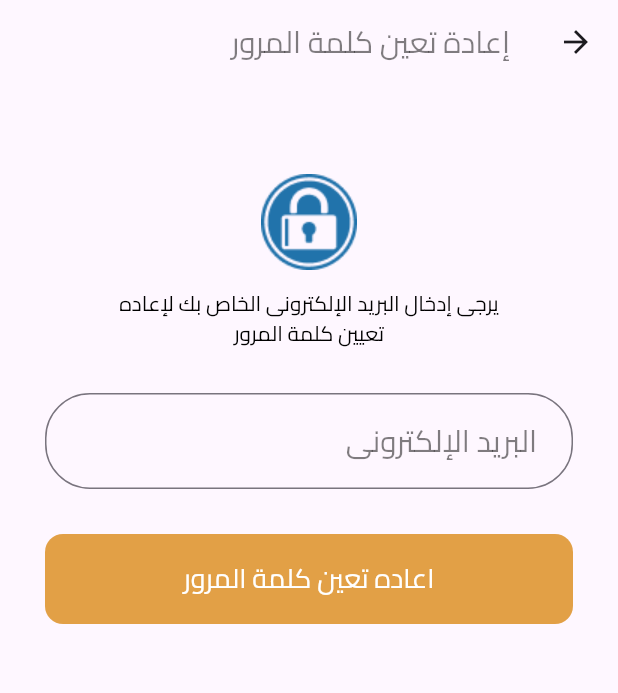
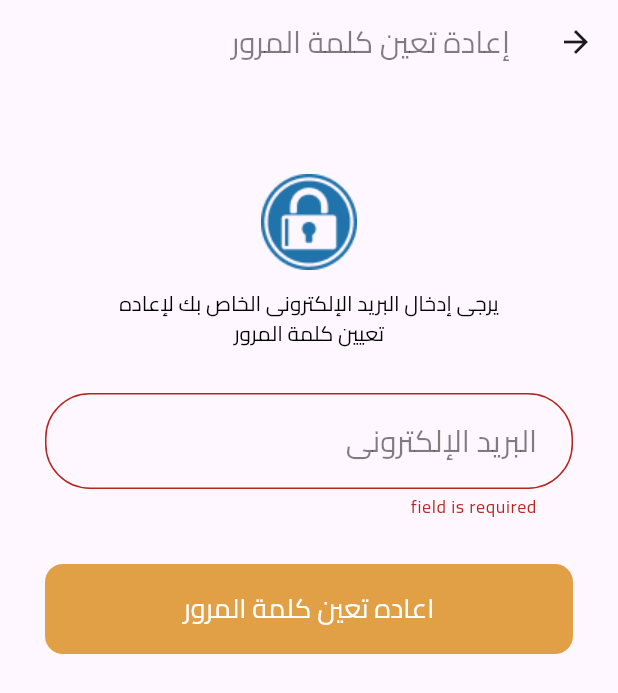
Before and after one commit to Abdelrazek-m/Aoun_donating, a Flutter app: the ForgetPasswordView screen opened by its route, after a tap on "اعاده تعين كلمة المرور", on a phone screen of 412 x 824 dp. Shown: the top 693 px of the screen. Run offline on Flutter 3.47's test engine with Material 3 defaults, Android fonts, the light colour scheme and no system bars; our stand-ins replace flutter_native_splash, flutter_onboarding_slider, flutter_otp_text_field, gap, shared_preferences; accounts and stored records are empty; project files that could hold a hidden picture were left out.

Commit message:
Add new OTP verification view and update router names
- Added a new OTP verification view for password reset process
- Updated router names to include the new OTP verification view
- Updated dependencies to include flutter_otp_text_field package

```diff
--- a/lib/core/constants/colors.dart
+++ b/lib/core/constants/colors.dart
@@ -6,4 +6,5 @@ class MyColors {
   static Color cSecondaryColor = Colors.white;
   static Color cGouldColor = const Color(0xFFE2A046);
   static Color cGrayColor = const Color(0xFFD9D9D9);
+  static Color cGrayColor2 = const Color(0xffF0F5FA);
 }
--- a/lib/core/routes/app_router.dart
+++ b/lib/core/routes/app_router.dart
@@ -1,3 +1,4 @@
+import '../../features/auth/presentation/views/verify_otp.dart';
 import '/features/auth/presentation/views/forget_password_view.dart';
 import '/features/auth/presentation/views/login_view.dart';
 import '/features/auth/presentation/views/signup_view.dart';
@@ -10,5 +11,6 @@ abstract class AppRouter {
     RouterNames.rLoginView: (context) => const LoginView(),
     RouterNames.rSignUpView: (context) => const SignUpView(),
     RouterNames.rForgetPasswordView: (context) => const ForgetPasswordView(),
+    RouterNames.rVerifyOTPView: (context) => const VerifyOTPView(),
   };
 }
--- a/lib/core/routes/routers_names.dart
+++ b/lib/core/routes/routers_names.dart
@@ -3,4 +3,5 @@ abstract class RouterNames {
   static const rLoginView = '/loginView';
   static const rSignUpView = '/signUpView';
   static const rForgetPasswordView = '/forgetPasswordView';
+  static const rVerifyOTPView = '/verifyOTPView';
 }
--- a/lib/features/auth/presentation/views/forget_password_view.dart
+++ b/lib/features/auth/presentation/views/forget_password_view.dart
@@ -1,13 +1,11 @@
-// ignore_for_file: prefer_const_literals_to_create_immutables, prefer_const_constructors
-
-import 'package:aoun_donating/core/constants/colors.dart';
-import 'package:aoun_donating/core/utils/widgets/custom_botton.dart';
-import 'package:aoun_donating/features/auth/presentation/widgets/custom_text_form_field.dart';
+import 'package:flutter/material.dart';
 import 'package:gap/gap.dart';
-
+import '/core/constants/colors.dart';
+import '/core/utils/widgets/custom_botton.dart';
+import '/features/auth/presentation/widgets/custom_text_form_field.dart';
+import '../../../../core/routes/routers_names.dart';
 import '/core/constants/my_icons.dart';
 import '/core/constants/text_styles.dart';
-import 'package:flutter/material.dart';
 
 class ForgetPasswordView extends StatefulWidget {
   const ForgetPasswordView({Key? key}) : super(key: key);
@@ -17,66 +15,63 @@ class ForgetPasswordView extends StatefulWidget {
 }
 
 class ForgetPasswordViewState extends State<ForgetPasswordView> {
-  // final _formKey = GlobalKey<FormState>();
-  // final _emailController = TextEditingController();
-  // final _otpCodeController = TextEditingController();
-  // String? _errorMessage;
-
+  String? email;
   @override
   Widget build(BuildContext context) {
+    GlobalKey<FormState> formKey = GlobalKey();
     return Scaffold(
       appBar: AppBar(
         title: Text('إعادة تعين كلمة المرور', style: TextStyles.textStyle20_50),
       ),
       body: Padding(
         padding: const EdgeInsets.symmetric(horizontal: 30.0),
+        child: Form(
+          autovalidateMode: AutovalidateMode.onUserInteraction,
+          key: formKey,
           child: Column(
-
             children: [
-            Gap(60),
+              const Gap(60),
               Image.asset(MyIcons.forgetPassword),
-            Gap(12),
+              const Gap(12),
               Padding(
-              padding: const EdgeInsets.symmetric(horizontal: 40.0, ),
+                padding: const EdgeInsets.symmetric(
+                  horizontal: 40.0,
+                ),
                 child: Text(
                   'يرجى إدخال البريد الإلكترونى الخاص بك لإعاده تعيين كلمة المرور',
                   style: TextStyles.textStyle14,
                   textAlign: TextAlign.center,
-
                   maxLines: 2,
                 ),
               ),
-            Gap(30),
-            CustomTextFormField(hintText: 'البريد الإلكترونى'),
-            Gap(30),
-            CustomBotton(title: 'اعاده تعين كلمة المرور', color: MyColors.cGouldColor,fontSize: 18, radius: 12,),
-
+              const Gap(30),
+              CustomTextFormField(
+                hintText: 'البريد الإلكترونى',
+                type: 'email',
+                onChange: (value) {
+                  email = value;
+                },
+              ),
+              const Gap(30),
+              CustomBotton(
+                title: 'اعاده تعين كلمة المرور',
+                color: MyColors.cGouldColor,
+                fontSize: 18,
+                radius: 12,
+                onTap: () {
+                  if (formKey.currentState!.validate()) {
+                    Navigator.pushNamed(
+                      context,
+                      RouterNames.rVerifyOTPView,
+                      arguments: email,
+                    );
+                  }
+                },
+              ),
             ],
+          ),
         ),
       ),
     );
   }
 }
-  // Future<void> _sendOTP() async {
-  //   if (!_formKey.currentState!.validate()) {
-  //     return;
-  //   }
-  //   final emailOrPhone = _emailController.text;
-  //   // Implement your logic to send OTP to email or phone number
-
-  //   setState(() {
-  //     _errorMessage = null;
-  //   });
-  // }
-
-//   Future<void> _verifyOTP() async {
-//     if (!_formKey.currentState!.validate()) {
-//       return;
-//     }
-//     final otpCode = _otpCodeController.text;
-//     // Implement your logic to verify OTP
-
-//     setState(() {
-//       _errorMessage = null;
-//     });
-//   }
--- a/lib/features/auth/presentation/widgets/custom_text_form_field.dart
+++ b/lib/features/auth/presentation/widgets/custom_text_form_field.dart
@@ -1,4 +1,4 @@
-import 'package:aoun_donating/features/auth/presentation/widgets/validation.dart';
+import '/features/auth/presentation/widgets/validation.dart';
 import 'package:flutter/material.dart';
 
 import '../../../../core/constants/colors.dart';
@@ -13,12 +13,13 @@ class CustomTextFormField extends StatelessWidget {
     this.onSaved,
     this.suffixIcon,
     this.isPassword = false,
-    this.type = 'text',
+    this.type = 'text', this.onChange,
   });
 
   final String hintText;
   final IconData? suffixIcon;
   final void Function(String?)? onSaved;
+  final void Function(String?)? onChange;
   final bool isPassword;
   final String type;
 
@@ -26,6 +27,7 @@ class CustomTextFormField extends StatelessWidget {
   Widget build(BuildContext context) {
     return TextFormField(
       onSaved: onSaved,
+      onChanged: onChange,
       validator: (value) {
         AppValidation validator = AppValidation(type: type);
         return validator.validation(value);
--- a/pubspec.yaml
+++ b/pubspec.yaml
@@ -37,6 +37,7 @@ dependencies:
     sdk: flutter
   flutter_native_splash: 2.3.10
   flutter_onboarding_slider: ^1.0.11
+  flutter_otp_text_field: ^1.1.2+1
   gap: ^3.0.1
   go_router: ^13.2.0
   shared_preferences: ^2.2.2
```
Also changed, not shown: lib/features/auth/presentation/views/verify_otp.dart (added, +66 -0 lines), pubspec.lock. Lines whose indentation alone changed are shown as unchanged.
